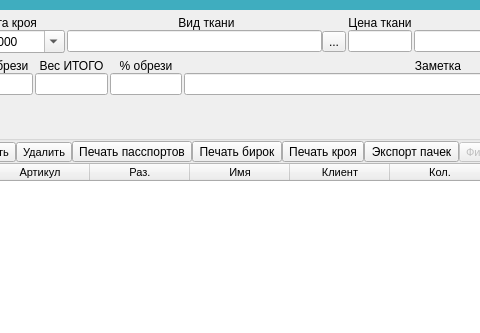
This is ui/cut_brows.ui in Meller008/CRM-Avi as Qt 5 draws it before an edit; both pictures show x 116 to 596 and y 0 to 333 of the 810 by 422 pixel window. The edited form follows.
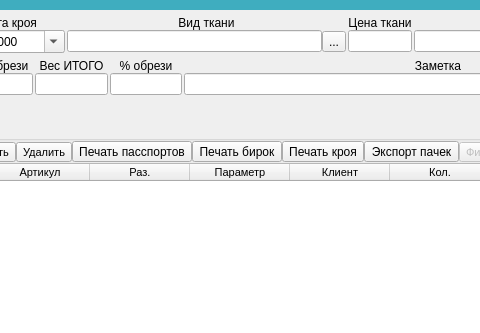
This is the edited form.

Commit message: мак - поправил таблицу в крое

What changed in the file:
```diff
--- a/ui/cut_brows.ui
+++ b/ui/cut_brows.ui
@@ -459,7 +459,7 @@
         </column>
         <column>
          <property name="text">
-          <string>Имя</string>
+          <string>Параметр</string>
          </property>
         </column>
         <column>
```
The commit also changes 2 other files.
